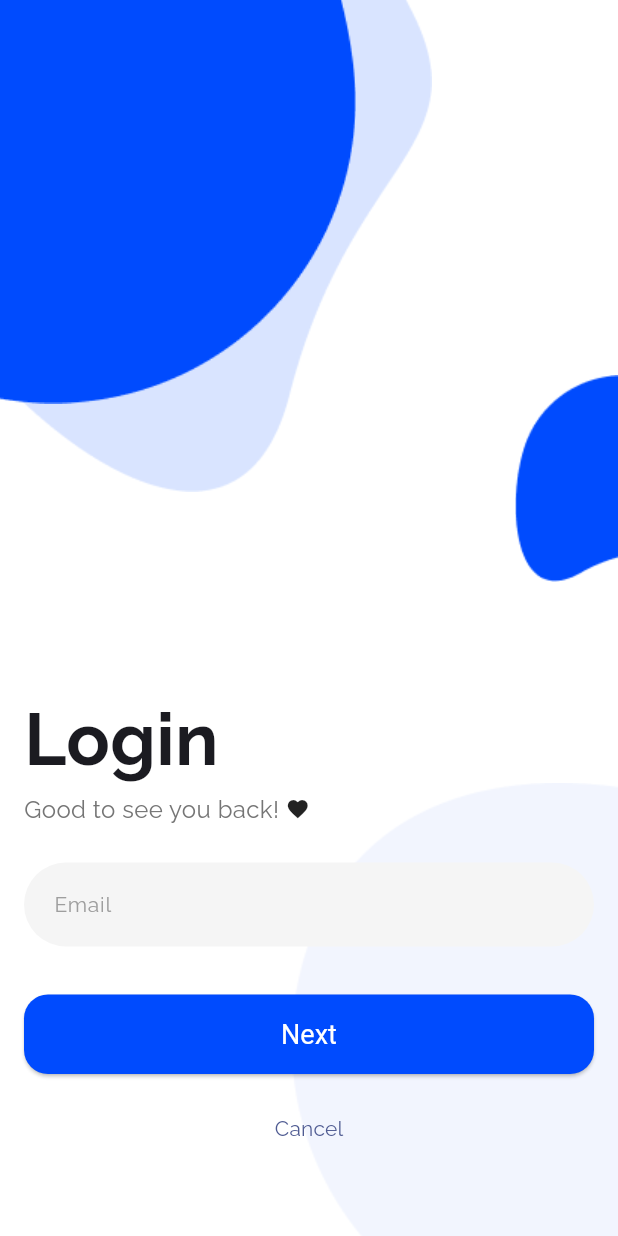
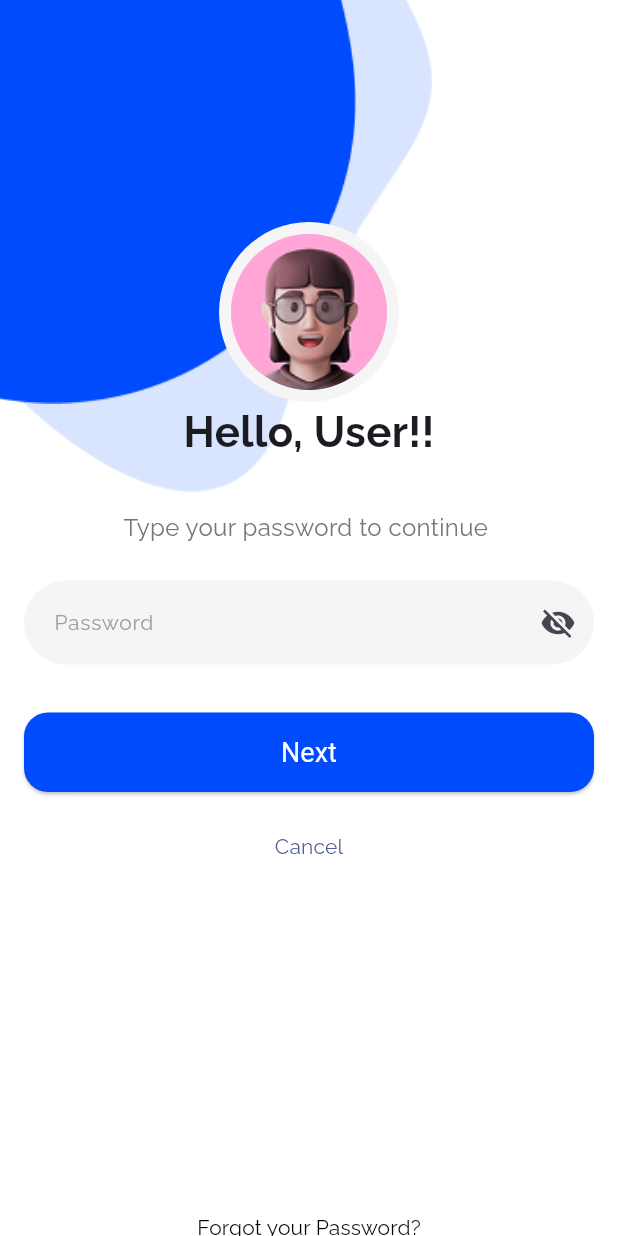
Before and after one commit to goutam2597/ui_kit_ecom, a Flutter app: the LoginScreen screen opened directly, scrolled down 39 dp, after a tap on "Next", on a phone screen of 412 x 824 dp. Run offline on Flutter 3.47's test engine with Material 3 defaults, Android fonts, the phone set to English and light mode, and no system bars; our stand-ins replace flutter_svg, pinput.

Commit message:
all authentication screens done

```diff
--- /dev/null
+++ b/lib/features/auth/ui/screens/login_password_screen.dart
@@ -0,0 +1,113 @@
+import 'package:flutter/material.dart';
+import 'package:flutter_svg/svg.dart';
+import 'package:ui_kit_ecom/features/auth/ui/screens/password_recovery_screen.dart';
+import 'package:ui_kit_ecom/features/auth/ui/widgets/title_text_widget.dart';
+
+import '../widgets/user_avatar.dart';
+
+class LoginPasswordScreen extends StatefulWidget {
+  const LoginPasswordScreen({super.key});
+
+  @override
+  State<LoginPasswordScreen> createState() => _LoginPasswordScreenState();
+}
+
+class _LoginPasswordScreenState extends State<LoginPasswordScreen> {
+  @override
+  Widget build(BuildContext context) {
+    return Scaffold(
+      body: Stack(
+        children: [
+          Positioned(
+            top: -50,
+            left: -50,
+            child: Image.asset('assets/images/bubble05.png', width: 380),
+          ),
+          Positioned(
+            top: -50,
+            left: -50,
+            child: Image.asset('assets/images/bubble04.png', width: 330),
+          ),
+          Positioned.fill(
+            child: SingleChildScrollView(
+              child: ConstrainedBox(
+                constraints: BoxConstraints(
+                  minHeight: MediaQuery.of(context).size.height,
+                ),
+                child: Padding(
+                  padding: const EdgeInsets.symmetric(
+                    horizontal: 16.0,
+                    vertical: 48.0,
+                  ),
+                  child: Column(
+                    crossAxisAlignment: CrossAxisAlignment.center,
+                    children: [
+                      const SizedBox(height: 100),
+                      UserAvatar(),
+                      Text(
+                        'Hello, User!!',
+                        style: TextStyle(
+                          fontSize: 28,
+                          fontWeight: FontWeight.bold,
+                        ),
+                      ),
+                      const SizedBox(height: 32),
+                      Text(
+                        'Type your password to continue ',
+                        style: TextStyle(
+                          fontSize: 16,
+                          color: Colors.grey.shade600,
+                        ),
+                      ),
+                      const SizedBox(height: 24),
+                      const TextField(
+                        decoration: InputDecoration(
+                          hintText: 'Password',
+                          suffixIcon: Icon(Icons.visibility_off),
+                          border: OutlineInputBorder(),
+                        ),
+                      ),
+                      const SizedBox(height: 32),
+                      ElevatedButton(
+                        onPressed: () {},
+                        child: const Text('Next'),
+                      ),
+                      const SizedBox(height: 12),
+                      Center(
+                        child: TextButton(
+                          onPressed: () {
+                            Navigator.pop(context);
+                          },
+                          child: Text('Cancel'),
+                        ),
+                      ),
+                      SizedBox(
+                        height: MediaQuery.of(context).size.height * 0.25,
+                      ),
+                      Center(
+                        child: TextButton(
+                          onPressed: () {
+                            Navigator.push(
+                              context,
+                              MaterialPageRoute(
+                                builder: (context) => PasswordRecoveryScreen(),
+                              ),
+                            );
+                          },
+                          child: Text(
+                            'Forgot your Password?',
+                            style: TextStyle(color: Colors.black),
+                          ),
+                        ),
+                      ),
+                    ],
+                  ),
+                ),
+              ),
+            ),
+          ),
+        ],
+      ),
+    );
+  }
+}
--- a/lib/features/auth/ui/screens/login_screen.dart
+++ b/lib/features/auth/ui/screens/login_screen.dart
@@ -1,6 +1,8 @@
 import 'package:flutter/material.dart';
 import 'package:flutter_svg/svg.dart';
 import 'package:ui_kit_ecom/features/auth/ui/widgets/title_text_widget.dart';
+
+import 'login_password_screen.dart';
 
 class LoginScreen extends StatefulWidget {
   const LoginScreen({super.key});
@@ -78,7 +80,12 @@ class _LoginScreenState extends State<LoginScreen> {
                     ),
                     const SizedBox(height: 32),
                     ElevatedButton(
-                      onPressed: () {},
+                      onPressed: () {
+                        Navigator.push(
+                          context,
+                          MaterialPageRoute(builder: (context) => LoginPasswordScreen()),
+                        );
+                      },
                       child: const Text('Next'),
                     ),
                     const SizedBox(height: 12),
--- /dev/null
+++ b/lib/features/auth/ui/widgets/user_avatar.dart
@@ -0,0 +1,23 @@
+import 'package:flutter/material.dart';
+
+class UserAvatar extends StatelessWidget {
+  const UserAvatar({super.key});
+
+  @override
+  Widget build(BuildContext context) {
+    return Container(
+      height: 120,
+      width: 120,
+      decoration: BoxDecoration(
+        shape: BoxShape.circle,
+        color: Colors.grey.shade100,
+      ),
+      child: Padding(
+        padding: const EdgeInsets.all(8.0),
+        child: CircleAvatar(
+          backgroundImage: AssetImage('assets/images/user1.png'),
+        ),
+      ),
+    );
+  }
+}
--- a/pubspec.yaml
+++ b/pubspec.yaml
@@ -13,6 +13,7 @@ dependencies:
     sdk: flutter
   cupertino_icons: ^1.0.8
   flutter_svg: ^2.2.0
+  pinput: ^5.0.1
 
 dev_dependencies:
   flutter_test:
```
Also changed, not shown: lib/features/auth/ui/screens/otp_screen.dart (added, +115 -0 lines), lib/features/auth/ui/screens/password_recovery_screen.dart (added, +86 -0 lines), lib/features/auth/ui/screens/set_new_password_screen.dart (added, +106 -0 lines), lib/features/auth/ui/widgets/recovery_type_selector.dart (added, +72 -0 lines), assets/images/bubble08.png (added), assets/images/bubble09.png (added), assets/images/user1.png (added), assets/images/user1.svg (added), pubspec.lock.
